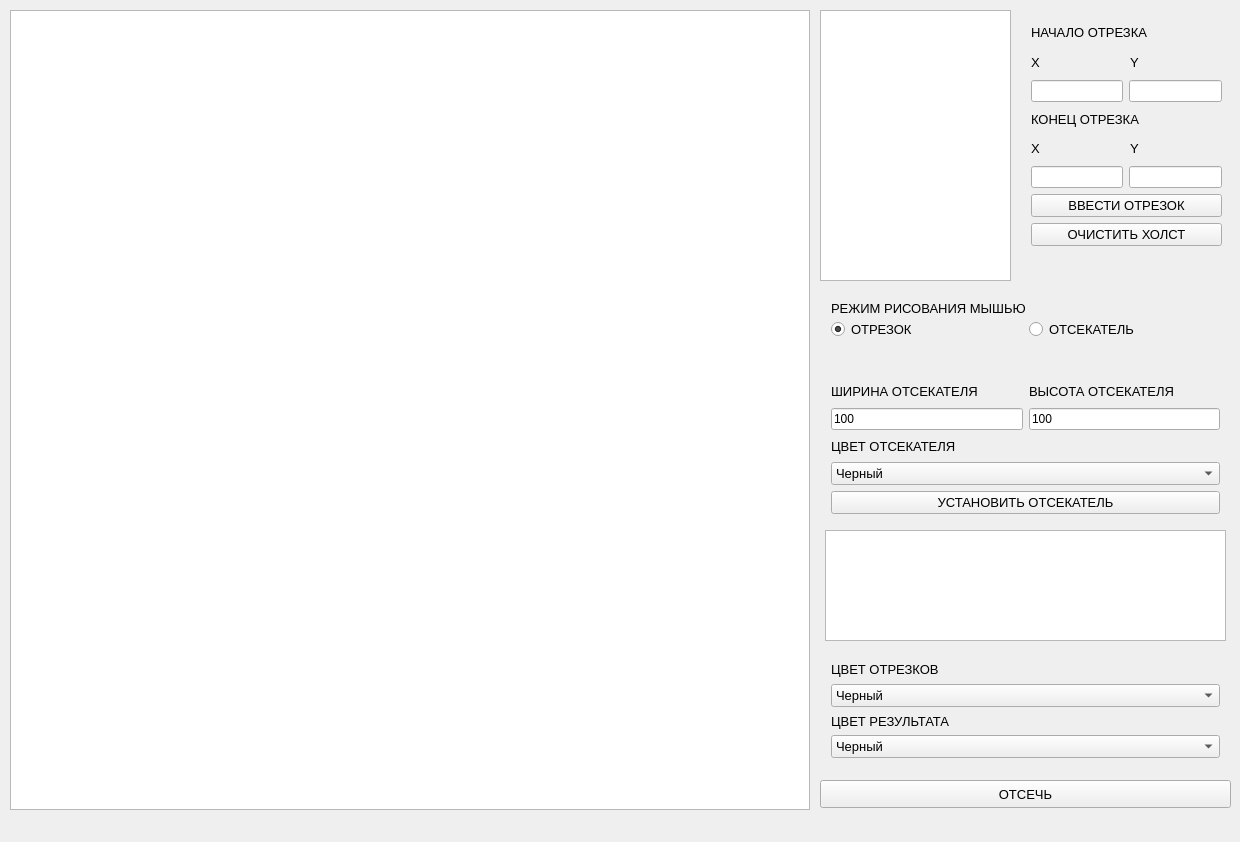
Before: the Qt Designer form ksupol/lab_07/mainwindow.ui in SGCube/IU7-Computer-Graphics, drawn with Qt 5.
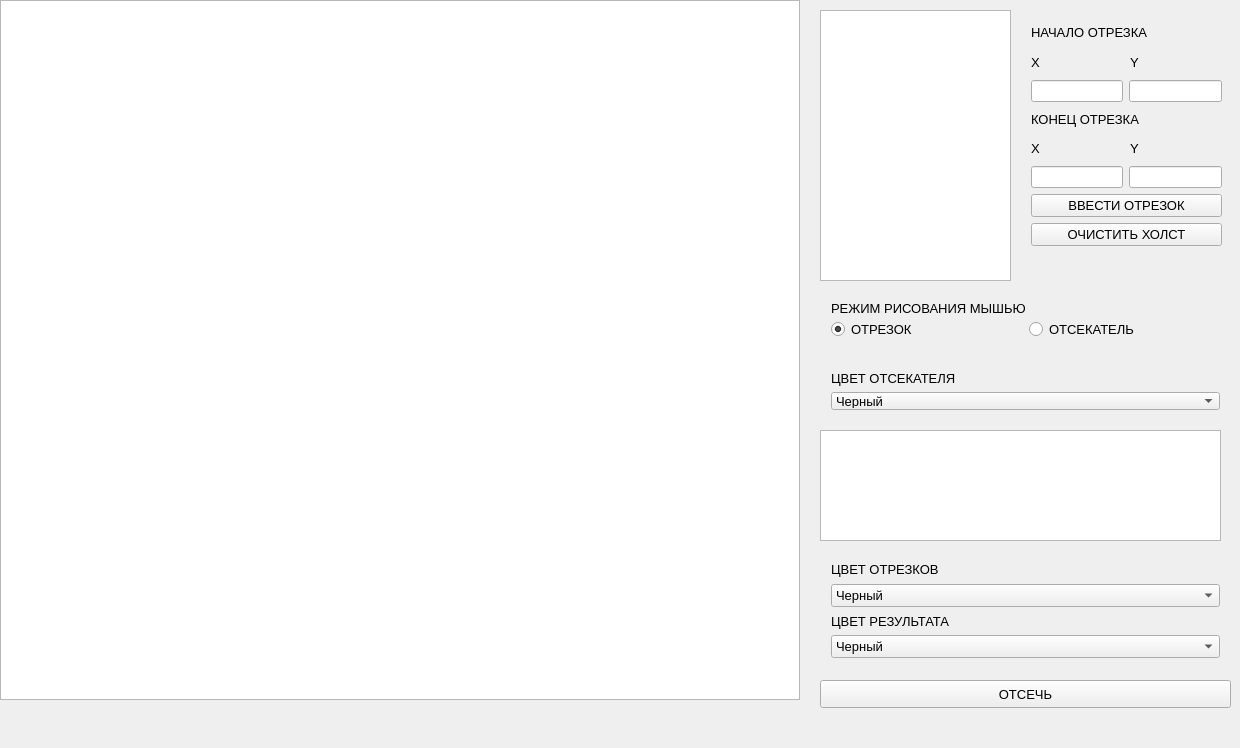
After: the same form once the commit is applied.

The edit to the form file:
```diff
--- a/ksupol/lab_07/mainwindow.ui
+++ b/ksupol/lab_07/mainwindow.ui
@@ -7,7 +7,7 @@
     <x>0</x>
     <y>0</y>
     <width>1240</width>
-    <height>842</height>
+    <height>748</height>
    </rect>
   </property>
   <property name="windowTitle">
@@ -17,10 +17,10 @@
    <widget class="QGraphicsView" name="graphics">
     <property name="geometry">
      <rect>
-      <x>10</x>
-      <y>10</y>
+      <x>0</x>
+      <y>0</y>
       <width>800</width>
-      <height>800</height>
+      <height>700</height>
      </rect>
     </property>
     <property name="verticalScrollBarPolicy">
@@ -235,58 +235,12 @@
     <property name="geometry">
      <rect>
       <x>820</x>
-      <y>370</y>
+      <y>360</y>
       <width>411</width>
-      <height>155</height>
+      <height>61</height>
      </rect>
     </property>
     <layout class="QVBoxLayout" name="verticalLayout_2">
-     <item>
-      <layout class="QHBoxLayout" name="horizontalLayout_5">
-       <item>
-        <widget class="QLabel" name="label_9">
-         <property name="font">
-          <font>
-           <pointsize>10</pointsize>
-          </font>
-         </property>
-         <property name="text">
-          <string>ШИРИНА ОТСЕКАТЕЛЯ</string>
-         </property>
-        </widget>
-       </item>
-       <item>
-        <widget class="QLabel" name="label_8">
-         <property name="font">
-          <font>
-           <pointsize>10</pointsize>
-          </font>
-         </property>
-         <property name="text">
-          <string>ВЫСОТА ОТСЕКАТЕЛЯ</string>
-         </property>
-        </widget>
-       </item>
-      </layout>
-     </item>
-     <item>
-      <layout class="QHBoxLayout" name="horizontalLayout_6">
-       <item>
-        <widget class="QLineEdit" name="width">
-         <property name="text">
-          <string>100</string>
-         </property>
-        </widget>
-       </item>
-       <item>
-        <widget class="QLineEdit" name="height">
-         <property name="text">
-          <string>100</string>
-         </property>
-        </widget>
-       </item>
-      </layout>
-     </item>
      <item>
       <widget class="QLabel" name="label_12">
        <property name="font">
@@ -348,25 +302,13 @@
        </item>
       </widget>
      </item>
-     <item>
-      <widget class="QPushButton" name="setClipper">
-       <property name="font">
-        <font>
-         <pointsize>10</pointsize>
-        </font>
-       </property>
-       <property name="text">
-        <string>УСТАНОВИТЬ ОТСЕКАТЕЛЬ</string>
-       </property>
-      </widget>
-     </item>
     </layout>
    </widget>
    <widget class="QPushButton" name="clip">
     <property name="geometry">
      <rect>
       <x>820</x>
-      <y>780</y>
+      <y>680</y>
       <width>411</width>
       <height>28</height>
      </rect>
@@ -384,7 +326,7 @@
     <property name="geometry">
      <rect>
       <x>820</x>
-      <y>650</y>
+      <y>550</y>
       <width>411</width>
       <height>119</height>
      </rect>
@@ -517,8 +459,8 @@
    <widget class="QTextBrowser" name="text">
     <property name="geometry">
      <rect>
-      <x>825</x>
-      <y>530</y>
+      <x>820</x>
+      <y>430</y>
       <width>401</width>
       <height>111</height>
      </rect>
```
Left out of the diff: 2 changed lines with no effect on the pictures.
